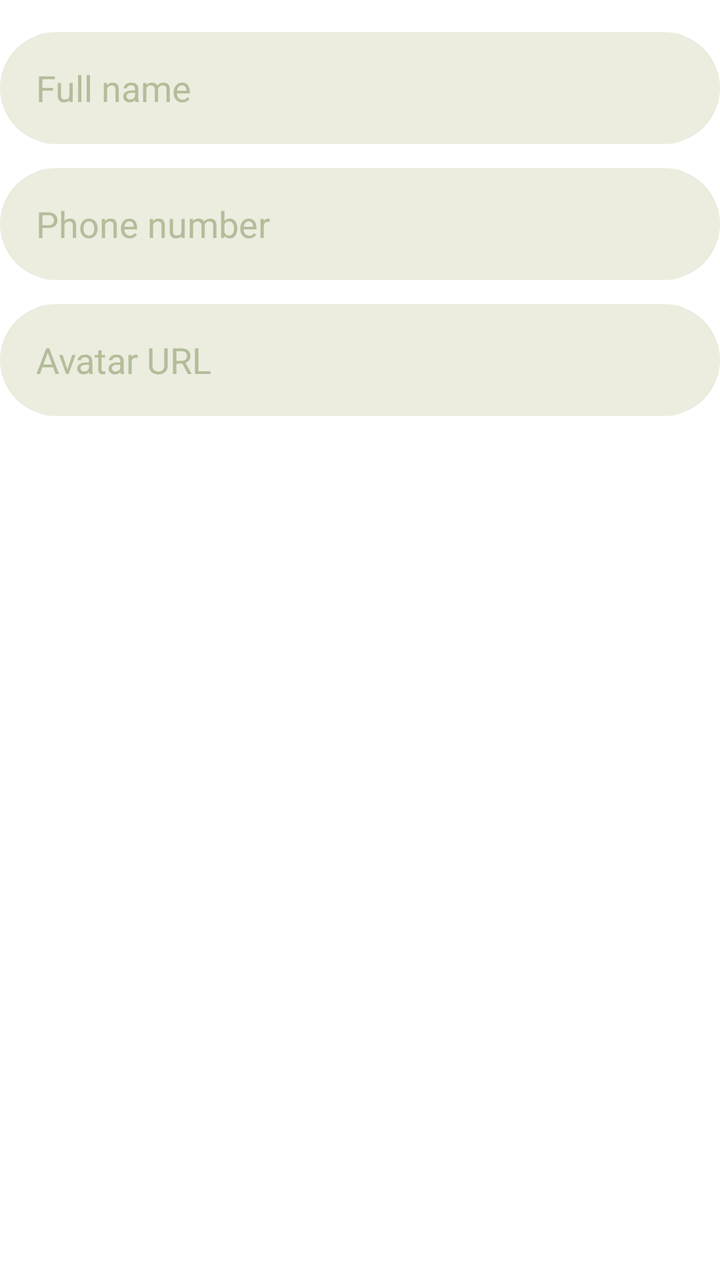
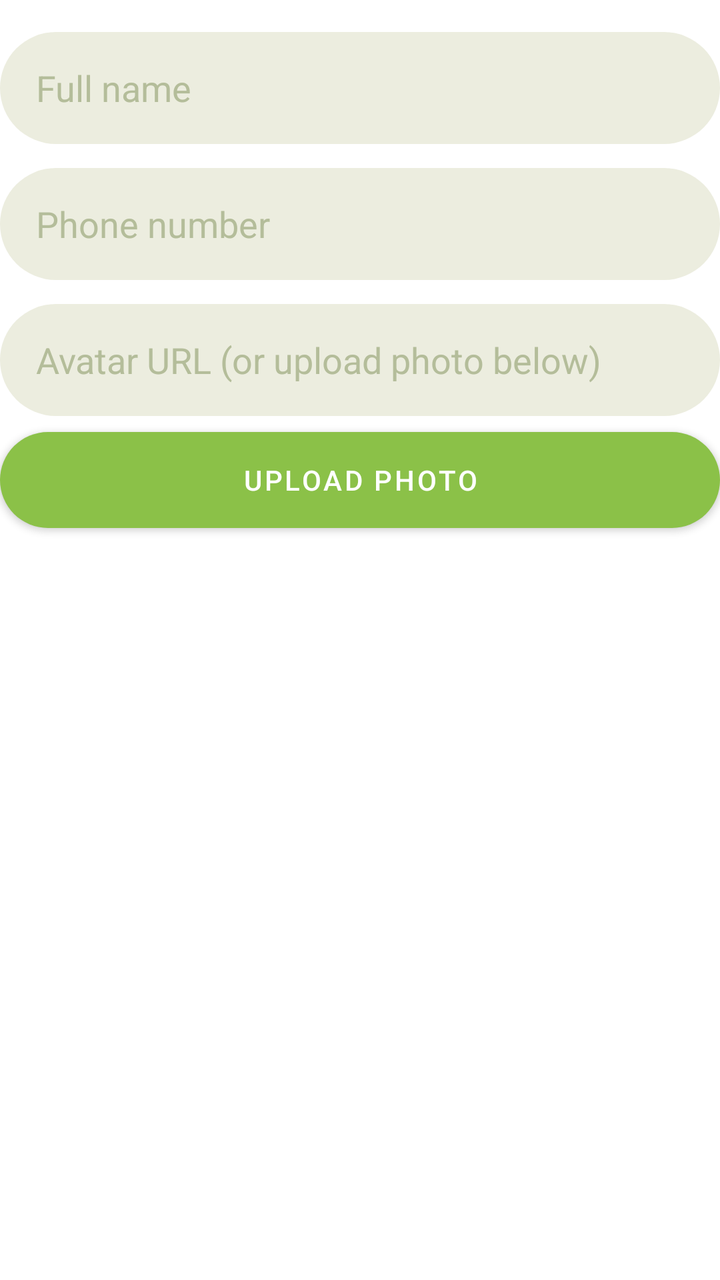

Two renders of the same Android screen: before a commit and after it. Below are the layout's source before the change and the commit's diff.
<!-- AndroidManifest.xml: application theme Theme.BeautyAppFrontend -->
<!-- res/layout/dialog_user_profile_edit.xml -->
<?xml version="1.0" encoding="utf-8"?>
<LinearLayout xmlns:android="http://schemas.android.com/apk/res/android"
    android:layout_width="match_parent"
    android:layout_height="wrap_content"
    android:orientation="vertical"
    android:paddingTop="8dp"
    android:paddingBottom="8dp">

    <EditText
        android:id="@+id/et_full_name"
        android:layout_width="match_parent"
        android:layout_height="56dp"
        android:layout_marginTop="8dp"
        android:background="@drawable/bg_input_field"
        android:hint="Full name"
        android:inputType="textPersonName|textCapWords"
        android:paddingStart="18dp"
        android:paddingEnd="18dp"
        android:textColor="@color/text_primary"
        android:textColorHint="@color/text_hint" />

    <EditText
        android:id="@+id/et_phone"
        android:layout_width="match_parent"
        android:layout_height="56dp"
        android:layout_marginTop="12dp"
        android:background="@drawable/bg_input_field"
        android:hint="Phone number"
        android:inputType="phone"
        android:paddingStart="18dp"
        android:paddingEnd="18dp"
        android:textColor="@color/text_primary"
        android:textColorHint="@color/text_hint" />

    <EditText
        android:id="@+id/et_avatar"
        android:layout_width="match_parent"
        android:layout_height="56dp"
        android:layout_marginTop="12dp"
        android:background="@drawable/bg_input_field"
        android:hint="Avatar URL"
        android:inputType="textUri"
        android:paddingStart="18dp"
        android:paddingEnd="18dp"
        android:textColor="@color/text_primary"
        android:textColorHint="@color/text_hint" />

</LinearLayout>
<!-- resources referenced by this layout -->
<resources>
  <color name="text_hint">#B4BD9A</color>
  <color name="text_primary">#3D5A1E</color>
  <!-- drawable bg_input_field (drawable) -->
  <?xml version="1.0" encoding="utf-8"?>
  <shape xmlns:android="http://schemas.android.com/apk/res/android"
      android:shape="rectangle">
      <solid android:color="#ECEDDF" />
      <corners android:radius="30dp" />
  </shape>
  <style name="Theme.BeautyAppFrontend" parent="Theme.MaterialComponents.DayNight.NoActionBar">
          <item name="colorPrimary">@color/green_primary</item>
          <item name="colorPrimaryVariant">@color/green_dark</item>
          <item name="colorOnPrimary">@color/white</item>
          <item name="android:statusBarColor">@color/auth_background</item>
          <item name="android:windowLightStatusBar">true</item>
      </style>
  <color name="green_primary">#8BC148</color>
  <color name="green_dark">#60A61F</color>
  <color name="white">#FFFFFFFF</color>
  <color name="auth_background">#F0F9E8</color>
</resources>

<!-- the commit's change to res/layout/dialog_user_profile_edit.xml (unified diff, before → after) -->
@@ -38,11 +38,21 @@
         android:layout_height="56dp"
         android:layout_marginTop="12dp"
         android:background="@drawable/bg_input_field"
-        android:hint="Avatar URL"
+        android:hint="Avatar URL (or upload photo below)"
         android:inputType="textUri"
         android:paddingStart="18dp"
         android:paddingEnd="18dp"
         android:textColor="@color/text_primary"
         android:textColorHint="@color/text_hint" />
 
+    <Button
+        android:id="@+id/btn_upload_avatar"
+        android:layout_width="match_parent"
+        android:layout_height="48dp"
+        android:layout_marginTop="8dp"
+        android:background="@drawable/bg_button_gradient"
+        android:text="Upload photo"
+        android:textColor="@color/white"
+        android:textSize="14sp" />
+
 </LinearLayout>
<!-- resource entries referenced after the edit -->
@@ -19,6 +19,18 @@
   <color name="green_primary">#8BC148</color>
   <color name="green_dark">#60A61F</color>
   <color name="white">#FFFFFFFF</color>
+  <!-- drawable bg_button_gradient (drawable) -->
+  <?xml version="1.0" encoding="utf-8"?>
+  <shape xmlns:android="http://schemas.android.com/apk/res/android"
+      android:shape="rectangle">
+      <gradient
+          android:angle="0"
+          android:startColor="#FBA685"
+          android:centerColor="#FA7370"
+          android:endColor="#BFE97B"
+          android:type="linear" />
+      <corners android:radius="30dp" />
+  </shape>
   <color name="auth_background">#F0F9E8</color>
 </resources>
 
